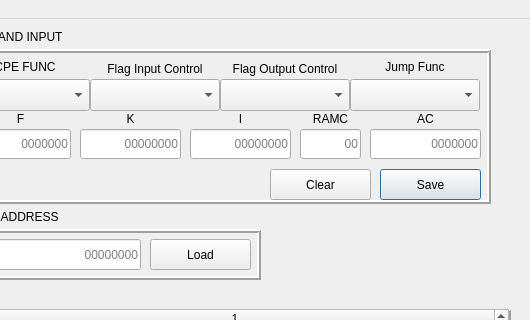
This is MT589/mainwindow.ui in devborz/mt589-simulator as Qt 5 draws it before an edit; both pictures show x 570 to 1100 and y 0 to 320 of the 1100 by 800 pixel window. The edited form follows.
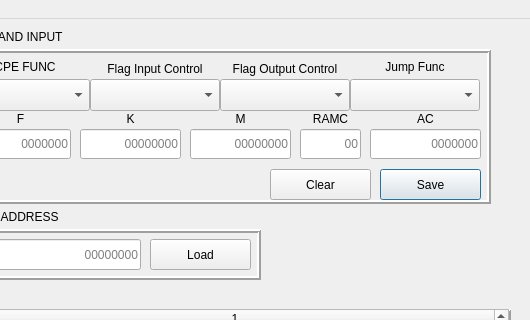
This is the edited form. Icons and pictures are not drawn.

The edit to the form file:
```diff
--- a/MT589/mainwindow.ui
+++ b/MT589/mainwindow.ui
@@ -1855,7 +1855,7 @@
       </rect>
      </property>
      <property name="text">
-      <string>I</string>
+      <string>M</string>
      </property>
      <property name="alignment">
       <set>Qt::AlignCenter</set>
```
Left out of the diff: 9 changed lines with no effect on the pictures.
